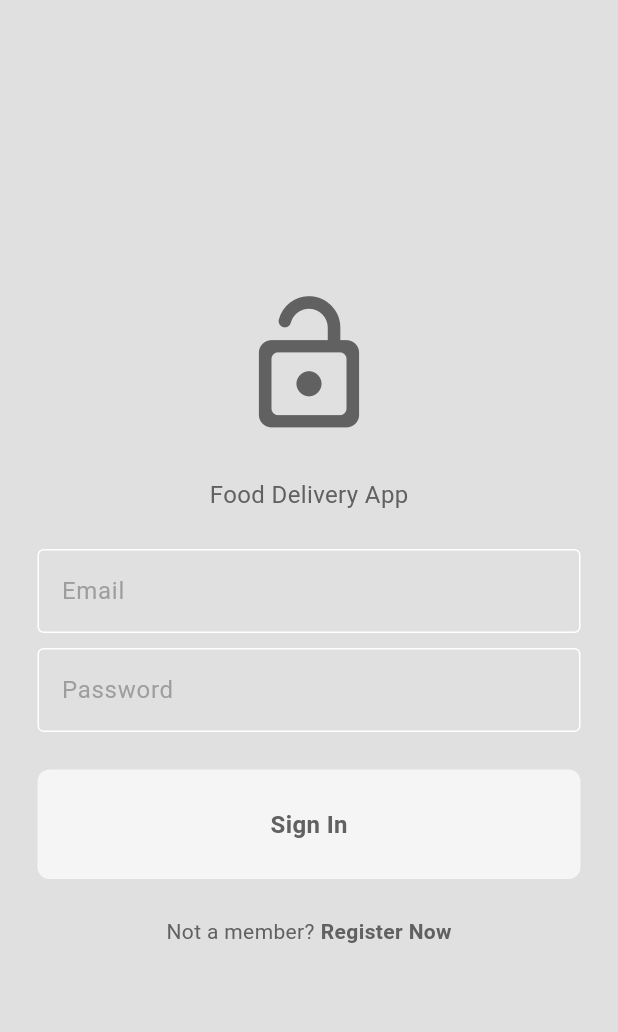
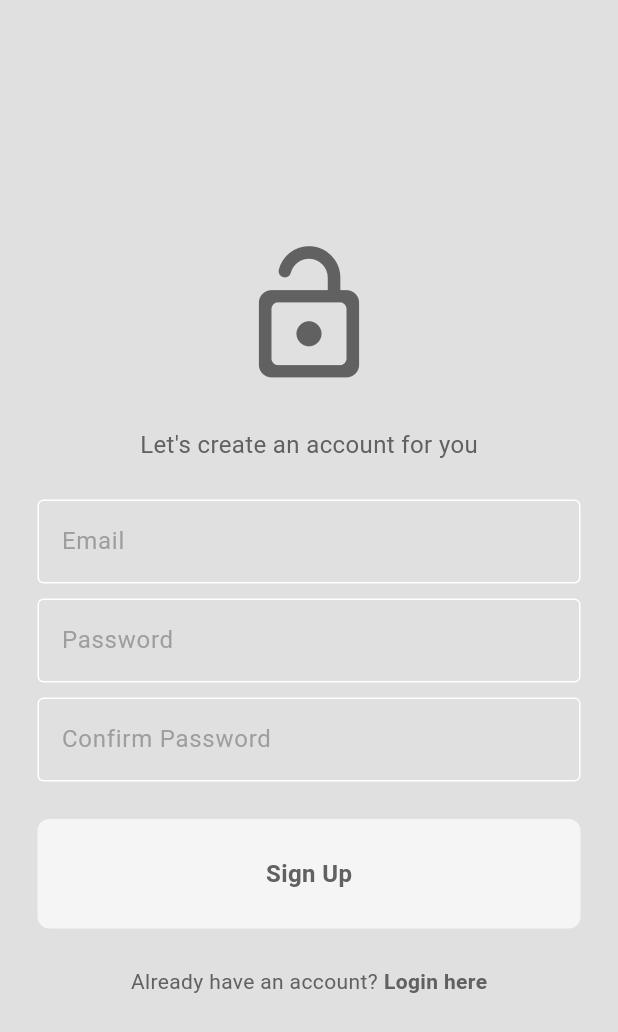
Before and after one commit to yossularko/food_delivery, a Flutter app: the screen it shows after launch, after a tap on "Register Now", on a phone screen of 412 x 824 dp. Shown: the top 1032 px of the screen. Run offline on Flutter 3.47's test engine with Material 3 defaults, Android fonts, the phone set to English and light mode, and no system bars.

Commit message:
add: register page

```diff
--- /dev/null
+++ b/lib/auth/login_or_register.dart
@@ -0,0 +1,29 @@
+import 'package:flutter/material.dart';
+import 'package:food_delivery/pages/login_page.dart';
+import 'package:food_delivery/pages/register_page.dart';
+
+class LoginOrRegister extends StatefulWidget {
+  const LoginOrRegister({super.key});
+
+  @override
+  State<LoginOrRegister> createState() => _LoginOrRegisterState();
+}
+
+class _LoginOrRegisterState extends State<LoginOrRegister> {
+  bool showLoginPage = true;
+
+  void togglePages() {
+    setState(() {
+      showLoginPage = !showLoginPage;
+    });
+  }
+
+  @override
+  Widget build(BuildContext context) {
+    if (showLoginPage){
+      return LoginPage(onTap: togglePages);
+    } else {
+      return RegisterPage(onTap: togglePages);
+    }
+  }
+}
--- a/lib/main.dart
+++ b/lib/main.dart
@@ -1,5 +1,5 @@
 import 'package:flutter/material.dart';
-import 'package:food_delivery/pages/login_page.dart';
+import 'package:food_delivery/auth/login_or_register.dart';
 import 'package:food_delivery/themes/theme_provider.dart';
 import 'package:provider/provider.dart';
 
@@ -19,9 +19,7 @@ class MyApp extends StatelessWidget {
     return MaterialApp(
       title: 'Food Delivery',
       debugShowCheckedModeBanner: false,
-      home: LoginPage(
-        onTap: () {},
-      ),
+      home: const LoginOrRegister(),
       theme:  Provider.of<ThemeProvider>(context).themeData,
     );
   }
--- /dev/null
+++ b/lib/pages/register_page.dart
@@ -0,0 +1,100 @@
+import 'package:flutter/material.dart';
+import 'package:food_delivery/components/my_button.dart';
+import 'package:food_delivery/components/my_textfield.dart';
+
+class RegisterPage extends StatefulWidget {
+  final void Function()? onTap;
+
+  const RegisterPage({super.key, required this.onTap});
+
+  @override
+  State<RegisterPage> createState() => _RegisterPageState();
+}
+
+class _RegisterPageState extends State<RegisterPage> {
+  final TextEditingController emailController = TextEditingController();
+  final TextEditingController passController = TextEditingController();
+  final TextEditingController confirmPassController = TextEditingController();
+
+  @override
+  Widget build(BuildContext context) {
+    return Scaffold(
+      backgroundColor: Theme.of(context).colorScheme.surface,
+      body: Center(
+        child: Column(
+          mainAxisAlignment: MainAxisAlignment.center,
+          children: [
+            Icon(
+              Icons.lock_open_rounded,
+              size: 100,
+              color: Theme.of(context).colorScheme.inversePrimary,
+            ),
+            const SizedBox(
+              height: 25,
+            ),
+            Text(
+              "Let's create an account for you",
+              style: TextStyle(
+                  fontSize: 16,
+                  color: Theme.of(context).colorScheme.inversePrimary),
+            ),
+            const SizedBox(
+              height: 25,
+            ),
+            MyTextfield(
+              controller: emailController,
+              hintText: 'Email',
+              obscureText: false,
+            ),
+            const SizedBox(
+              height: 10,
+            ),
+            MyTextfield(
+              controller: passController,
+              hintText: 'Password',
+              obscureText: true,
+            ),
+            const SizedBox(
+              height: 10,
+            ),
+            MyTextfield(
+              controller: confirmPassController,
+              hintText: 'Confirm Password',
+              obscureText: true,
+            ),
+            const SizedBox(
+              height: 25,
+            ),
+            MyButton(text: "Sign Up", onTap: () {}),
+            const SizedBox(
+              height: 25,
+            ),
+            Row(
+              mainAxisAlignment: MainAxisAlignment.center,
+              children: [
+                Text(
+                  "Already have an account?",
+                  style: TextStyle(
+                    color: Theme.of(context).colorScheme.inversePrimary,
+                  ),
+                ),
+                const SizedBox(
+                  width: 4,
+                ),
+                GestureDetector(
+                  onTap: widget.onTap,
+                  child: Text(
+                    "Login here",
+                    style: TextStyle(
+                        color: Theme.of(context).colorScheme.inversePrimary,
+                        fontWeight: FontWeight.bold),
+                  ),
+                )
+              ],
+            )
+          ],
+        ),
+      ),
+    );
+  }
+}
```
